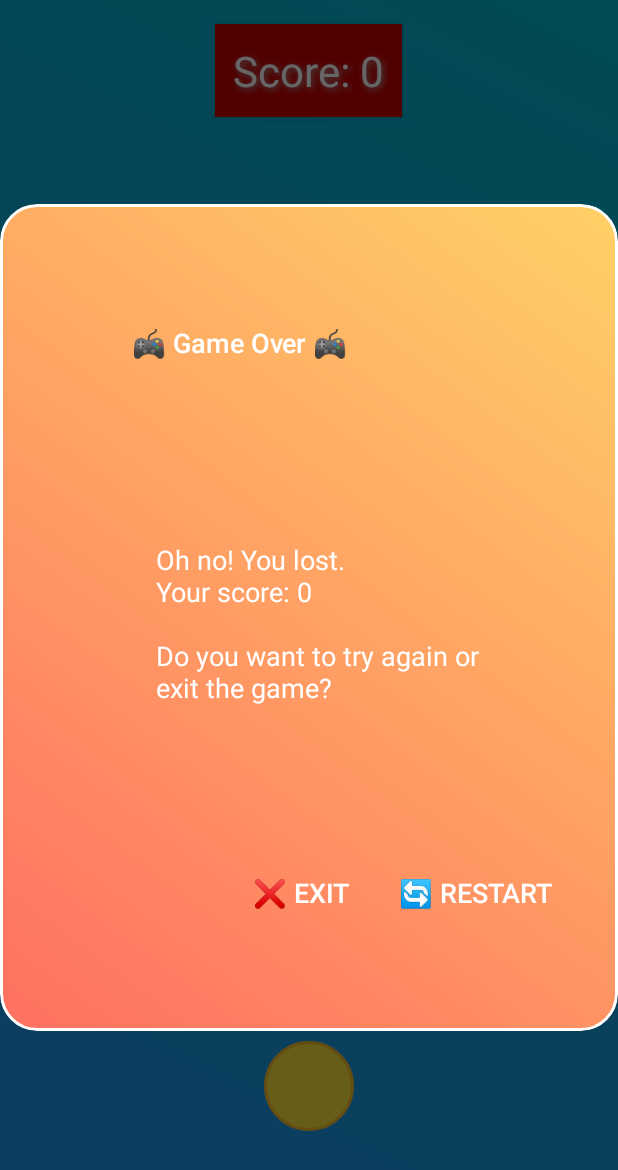
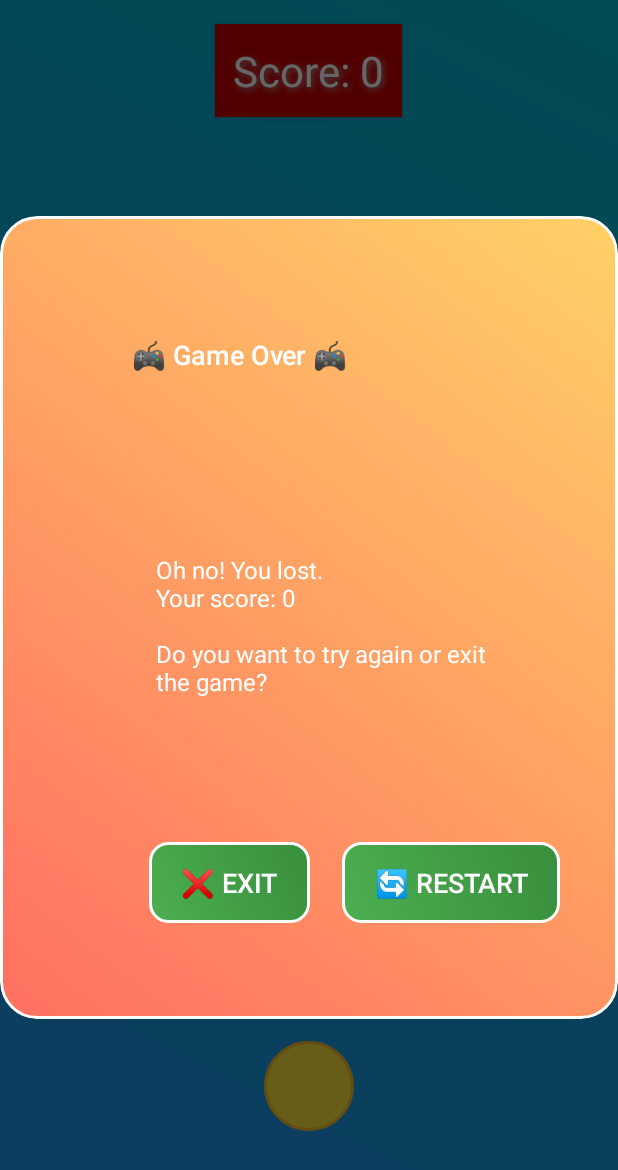
Before and after one commit to k-aghakhani/BallWallGame, an Android app: the screen it shows after launch (MainActivity), on a phone screen of 412 x 824 dp. Shown: the top 1170 px of the screen. Run offline under Robolectric (Android 15) with nearby library versions, the light colour scheme and no system bars.

Commit message:
Java coding for custom dialogs

```diff
--- a/app/src/main/java/com/aghakhani/ballwallgame/MainActivity.java
+++ b/app/src/main/java/com/aghakhani/ballwallgame/MainActivity.java
@@ -3,11 +3,14 @@ package com.aghakhani.ballwallgame;
 import android.app.AlertDialog;
 import android.content.DialogInterface;
 import android.content.Intent;
+import android.graphics.Color;
 import android.media.MediaPlayer;
 import android.os.Bundle;
 import android.os.Handler;
 import android.view.MotionEvent;
 import android.view.View;
+import android.widget.Button;
+import android.widget.LinearLayout;
 import android.widget.RelativeLayout;
 import android.widget.TextView;
 
@@ -204,17 +207,31 @@ public class MainActivity extends AppCompatActivity {
         AlertDialog dialog = builder.create();
         dialog.show();
 
-        // تغییر رنگ متن عنوان و پیام
-        TextView titleView = dialog.findViewById(android.R.id.title);
-        if (titleView != null) {
-            titleView.setTextColor(getResources().getColor(android.R.color.white));
-            titleView.setTextSize(24);
+        // تنظیم دستی استایل دکمه‌ها
+        Button positiveButton = dialog.getButton(AlertDialog.BUTTON_POSITIVE);
+        Button negativeButton = dialog.getButton(AlertDialog.BUTTON_NEGATIVE);
+
+        if (positiveButton != null) {
+            positiveButton.setBackgroundResource(R.drawable.button_background);
+            positiveButton.setTextColor(Color.WHITE);
+            positiveButton.setPadding(32, 16, 32, 16); // افزایش padding برای دکمه
         }
 
-        TextView messageView = dialog.findViewById(android.R.id.message);
-        if (messageView != null) {
-            messageView.setTextColor(getResources().getColor(android.R.color.white));
-            messageView.setTextSize(18);
+        if (negativeButton != null) {
+            negativeButton.setBackgroundResource(R.drawable.button_background);
+            negativeButton.setTextColor(Color.WHITE);
+            negativeButton.setPadding(32, 16, 32, 16); // افزایش padding برای دکمه
+        }
+
+        // تنظیم فاصله بین دکمه‌ها
+        if (positiveButton != null && negativeButton != null) {
+            LinearLayout.LayoutParams params = new LinearLayout.LayoutParams(
+                    LinearLayout.LayoutParams.WRAP_CONTENT,
+                    LinearLayout.LayoutParams.WRAP_CONTENT
+            );
+            params.setMargins(16, 0, 16, 0); // فاصله بین دکمه‌ها
+            positiveButton.setLayoutParams(params);
+            negativeButton.setLayoutParams(params);
         }
     }
 }
```
